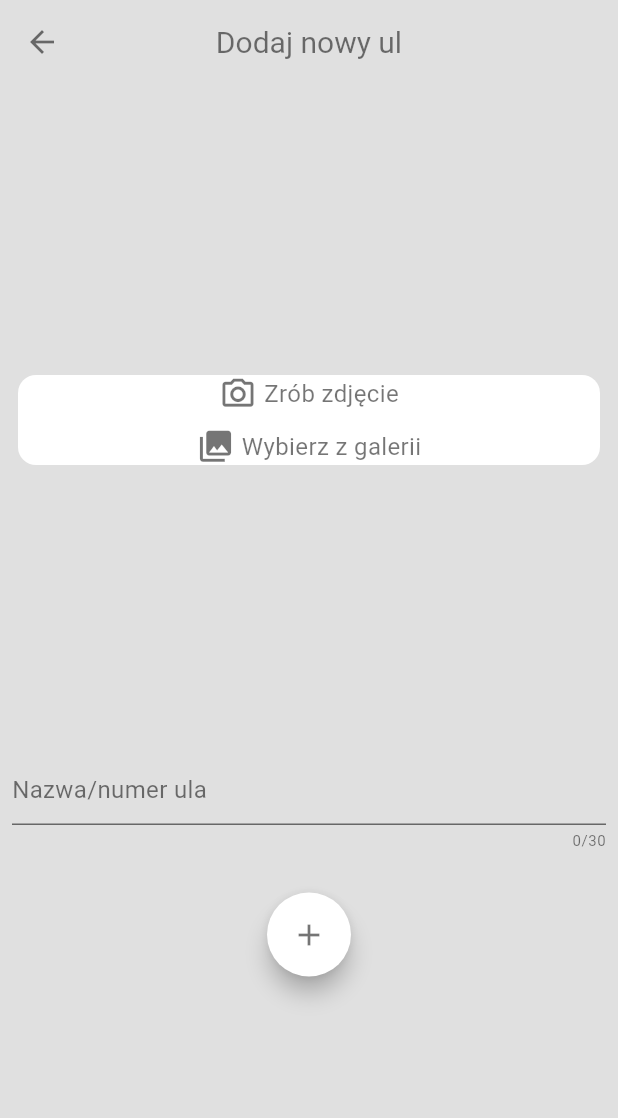
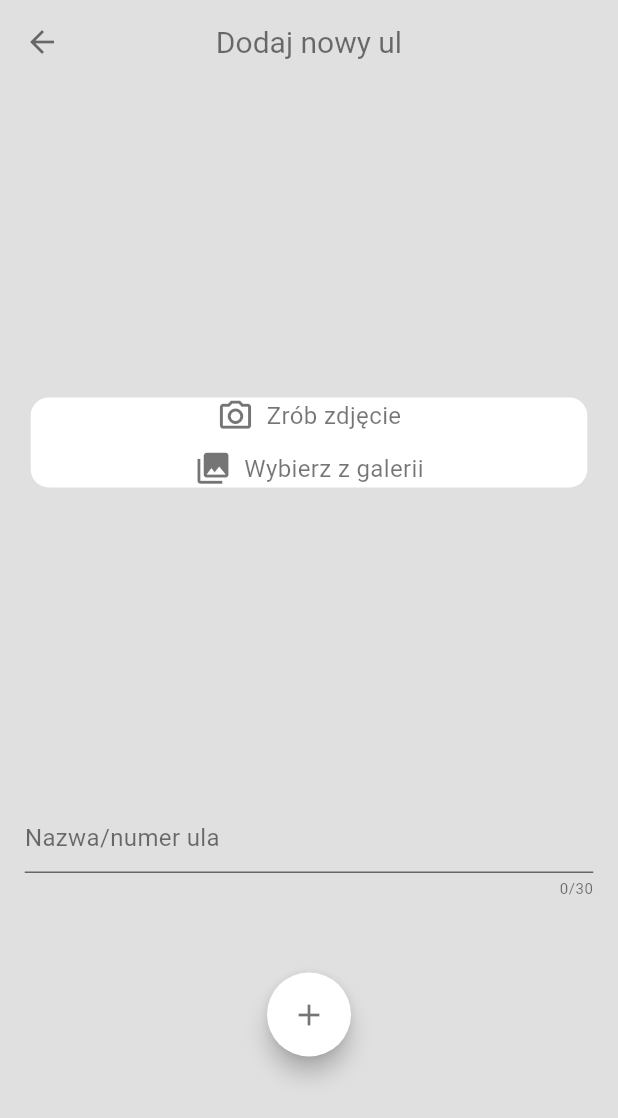
Before and after one commit to agata-miko/ule, a Flutter app: the AddHiveScreen screen opened directly, on a phone screen of 412 x 824 dp. Shown: the top 1118 px of the screen. Run offline on Flutter 3.47's test engine with Material 3 defaults, Android fonts, the phone set to English and light mode, and no system bars; our stand-ins replace animated_text_kit, flutter_riverpod, google_fonts, image_picker, location, shared_preferences and 1 more; accounts and stored records are empty; generated files the repository leaves out were written again.

Commit message:
all dimensions changed from hardcoded to responsive layout with MediaQuery

```diff
--- a/lib/screens/add_hive_screen.dart
+++ b/lib/screens/add_hive_screen.dart
@@ -39,11 +39,11 @@ class _AddHiveScreenState extends ConsumerState<AddHiveScreen> {
       body: SingleChildScrollView(
         child: Column(
           children: <Widget>[
-            const SizedBox(
-              height: 10,
+            SizedBox(
+              height: MediaQuery.of(context).size.height * 0.02,
             ),
             Padding(
-              padding: const EdgeInsets.all(8.0),
+              padding: EdgeInsets.all(MediaQuery.of(context).size.width * 0.04),
               child: ImageInput(
                 onPickImage: (image) {
                   photo = image;
@@ -51,15 +51,15 @@ class _AddHiveScreenState extends ConsumerState<AddHiveScreen> {
               ),
             ),
             Padding(
-              padding: const EdgeInsets.all(8.0),
+              padding: EdgeInsets.all(MediaQuery.of(context).size.width * 0.04),
               child: TextField(
                 controller: _titleController,
                 maxLength: 30,
                 decoration: InputDecoration(hintText: AppLocalizations.of(context)!.hiveName, hintStyle: Theme.of(context).textTheme.bodyMedium),
               ),
             ),
-            const SizedBox(
-              height: 20,
+            SizedBox(
+              height: MediaQuery.of(context).size.height * 0.04,
             ),
             FloatingActionButton.extended(
               shape: const CircleBorder(),
@@ -67,13 +67,9 @@ class _AddHiveScreenState extends ConsumerState<AddHiveScreen> {
               onPressed: _saveHive,
               label: const Icon(Icons.add),
             ),
-            const SizedBox(
-              height: 20,
+            SizedBox(
+              height: MediaQuery.of(context).size.width * 0.04,
             ),
-            // ElevatedButton(
-            //   onPressed: _saveHive,
-            //   child: const Text('Dodaj ul'),
-            // ),
           ],
         ),
       ),
--- a/lib/screens/checklist_screen.dart
+++ b/lib/screens/checklist_screen.dart
@@ -33,7 +33,7 @@ class _ChecklistScreenState extends ConsumerState<ChecklistScreen> {
       )),
       //different way to display data in dd/mm/yyyy???
       body: Padding(
-        padding: const EdgeInsets.all(8.0),
+        padding: EdgeInsets.all(MediaQuery.of(context).size.width * 0.04),
         child: Column(
           children: <Widget>[
             Expanded(child: Checklist(key: ValueKey(const Uuid().v4), hiveId: widget.hiveId, checklistDate: checklistDate,)),
--- a/lib/screens/filled_checklist_screen.dart
+++ b/lib/screens/filled_checklist_screen.dart
@@ -37,7 +37,7 @@ class _ChecklistScreenState extends ConsumerState<FilledChecklistScreen> {
       )),
       //different way to display data in dd/mm/yyyy???
       body: Padding(
-        padding: const EdgeInsets.all(8.0),
+        padding: EdgeInsets.all(MediaQuery.of(context).size.height * 0.04),
         child: FilledChecklistDisplay(checklistId: widget.checklistId,),
       ),
     );
--- a/lib/screens/hive_screen_3.dart
+++ b/lib/screens/hive_screen_3.dart
@@ -125,7 +125,7 @@ class _HiveScreenState extends ConsumerState<HiveScreen> {
                       crossAxisAlignment: CrossAxisAlignment.stretch,
                       children: [
                         Padding(
-                          padding: const EdgeInsets.symmetric(vertical: 10),
+                          padding: EdgeInsets.symmetric(vertical: MediaQuery.of(context).size.height * 0.05),
                           child: Center(
                             child: Text(widget.hiveName,
                                 style: Theme.of(context)
--- a/lib/todo.dart
+++ b/lib/todo.dart
@@ -7,15 +7,16 @@
 //DONE how to rebuild the HivesList when going back from HiveScreen, so the photo can be added without leaving the screen
 //DONE funkcjonalnosc do wyszukiwania!
 //DONE dodawanie zdjecia z biblioteki IMAGE PICKER?
-//TODO EXTRA photos editing??
+//CANCELED EXTRA photos editing??
 //TODO progress indicators
 //TODO EXTRA zmiana pozycji ula na liscie
 //TODO czyszczenie searchbarow po usunieciu wyszukanego ula
 //TODO prompt ze nie wszystkie pytania zostaly wypelnione?
 //TODO checklist questions provider???
+//TODO split the hive_list_provider?
 
 //TODO MediaQuery
-//TODO localized strings
+//DONE localized strings
 //TODO unit testy
 
 
--- a/lib/widgets/checklist.dart
+++ b/lib/widgets/checklist.dart
@@ -91,7 +91,7 @@ class ChecklistState extends ConsumerState<Checklist> {
         crossAxisAlignment: CrossAxisAlignment.start,
         children: [
           Padding(
-            padding: const EdgeInsets.all(8.0),
+            padding: EdgeInsets.all(MediaQuery.of(context).size.height * 0.02),
             child: Text(
               question.text.toUpperCase(),
               style: Theme.of(context)
@@ -151,7 +151,7 @@ class ChecklistState extends ConsumerState<Checklist> {
         );
       case ResponseType.text:
         return Padding(
-          padding: const EdgeInsets.all(8.0),
+          padding: EdgeInsets.all(MediaQuery.of(context).size.height * 0.02),
           child: TextField(
             style: const TextStyle(height: 1),
             decoration: InputDecoration(
--- a/lib/widgets/image_input.dart
+++ b/lib/widgets/image_input.dart
@@ -49,7 +49,7 @@ class _ImageInputState extends ConsumerState<ImageInput> {
               mainAxisAlignment: MainAxisAlignment.center,
               children: <Widget>[
                 const Icon(Icons.camera_alt_outlined, size: 25,),
-                const SizedBox(width: 5,),
+                SizedBox(width: MediaQuery.of(context).size.width * 0.02,),
                 Text(AppLocalizations.of(context)!.takePhoto),
               ],
             ),
@@ -64,7 +64,7 @@ class _ImageInputState extends ConsumerState<ImageInput> {
               mainAxisSize: MainAxisSize.min,
               children: <Widget>[
                 const Icon(Icons.photo_library, size: 25,),
-                const SizedBox(width: 5,),
+                SizedBox(width: MediaQuery.of(context).size.width * 0.02,),
                 Text(AppLocalizations.of(context)!.chooseFromGallery),
               ],
             ),
--- a/lib/widgets/note.dart
+++ b/lib/widgets/note.dart
@@ -42,7 +42,7 @@ class NoteEditorState extends ConsumerState<NoteEditor> {
   @override
   Widget build(BuildContext context) {
     return Container(
-      padding: const EdgeInsets.all(16.0),
+      padding: EdgeInsets.all(MediaQuery.of(context).size.width * 0.03,),
       child: TextField(
         style: Theme.of(context).textTheme.bodyMedium,
         maxLines: null,
```
Also changed, not shown: lib/screens/checklists_list_screen.dart (+2 -11 lines), lib/screens/hives_list_screen.dart (+5 -5 lines), lib/widgets/checklists_list.dart (+5 -8 lines), lib/providers/image_provider.dart (renamed from lib/providers/simple_providers.dart).
